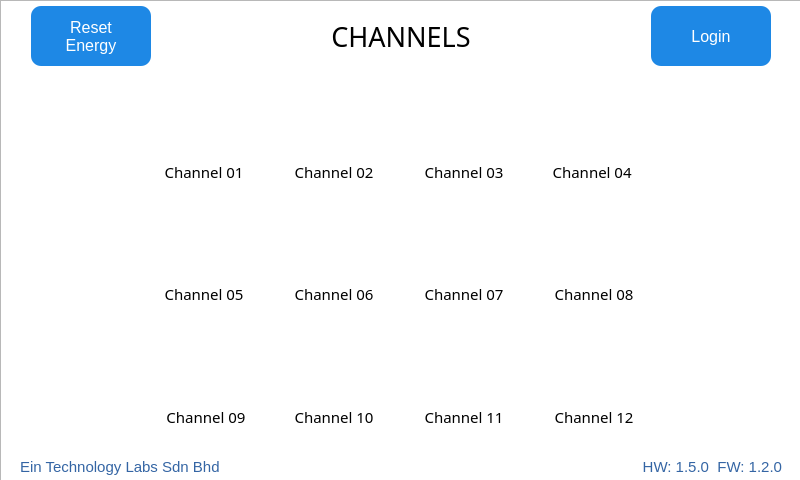
The window that QT_APP/channels.ui (eSpark-Backup/nabilfesal-msm-fw) describes before a commit, drawn with Qt 5.
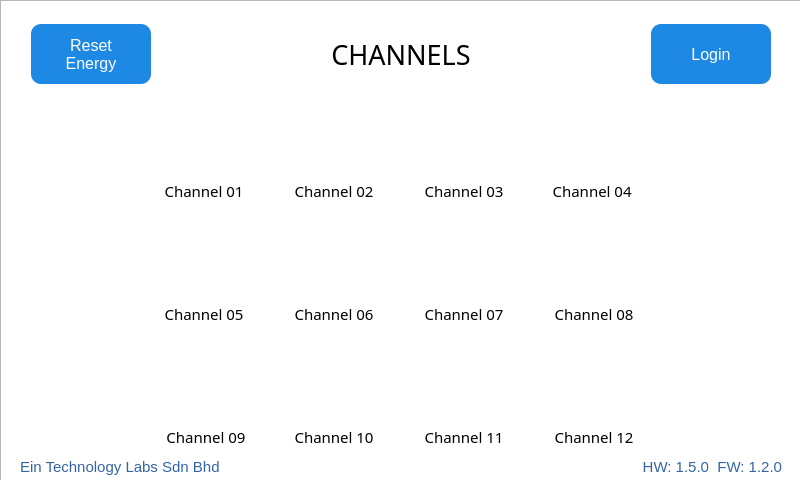
The same window after the commit. The open tabs and pages were chosen to show the change. Icons and pictures are not drawn.

Commit message: Energy Reset confirmation prompt + channel Login btn placement + reset screen infinitely displayed

```diff
--- a/QT_APP/channels.ui
+++ b/QT_APP/channels.ui
@@ -149,6 +149,9 @@
             <property name="leftMargin">
              <number>30</number>
             </property>
+            <property name="topMargin">
+             <number>18</number>
+            </property>
             <property name="rightMargin">
              <number>30</number>
             </property>
@@ -1591,29 +1594,6 @@
             </item>
            </layout>
           </item>
-          <item>
-           <layout class="QHBoxLayout" name="horizontalLayout_42">
-            <property name="topMargin">
-             <number>0</number>
-            </property>
-            <item>
-             <spacer name="verticalSpacer">
-              <property name="orientation">
-               <enum>Qt::Vertical</enum>
-              </property>
-              <property name="sizeType">
-               <enum>QSizePolicy::Fixed</enum>
-              </property>
-              <property name="sizeHint" stdset="0">
-               <size>
-                <width>20</width>
-                <height>20</height>
-               </size>
-              </property>
-             </spacer>
-            </item>
-           </layout>
-          </item>
           <item>
            <layout class="QHBoxLayout" name="horizontalLayout_41">
             <property name="leftMargin">
```
Left out of the diff: 8 changed lines with no effect on the pictures. The commit also changes 2 other files.
